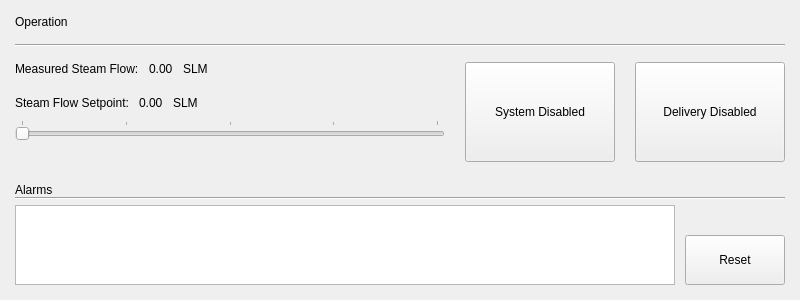
Above: ui/resources/RunPage_test3.ui from tamdak-dan/rch-steamer before the change. Below: the same form after it.
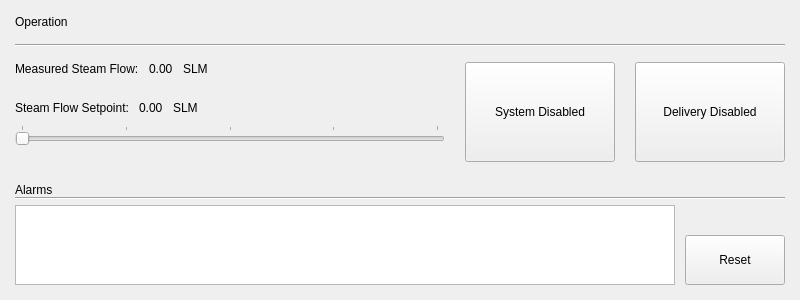
That is the form after the change.

Patch:
```diff
--- a/ui/resources/RunPage_test3.ui
+++ b/ui/resources/RunPage_test3.ui
@@ -82,7 +82,7 @@
          <item>
           <layout class="QHBoxLayout" name="horizontalLayout_2">
            <property name="bottomMargin">
-            <number>10</number>
+            <number>0</number>
            </property>
            <item>
             <widget class="QLabel" name="B1_MeasuredFlow">
@@ -124,7 +124,10 @@
          </item>
          <item>
           <layout class="QHBoxLayout" name="horizontalLayout">
-           <item>
+           <property name="topMargin">
+            <number>15</number>
+           </property>
+           <item alignment="Qt::AlignmentFlag::AlignBottom">
             <widget class="QLabel" name="B1_FlowStpt">
              <property name="sizePolicy">
               <sizepolicy hsizetype="Maximum" vsizetype="Minimum">
@@ -140,7 +143,7 @@
              </property>
             </widget>
            </item>
-           <item>
+           <item alignment="Qt::AlignmentFlag::AlignBottom">
             <widget class="QLabel" name="PLC_nSteamFlowStpt">
              <property name="sizePolicy">
               <sizepolicy hsizetype="Maximum" vsizetype="Preferred">
@@ -153,7 +156,7 @@
              </property>
             </widget>
            </item>
-           <item>
+           <item alignment="Qt::AlignmentFlag::AlignBottom">
             <widget class="QLabel" name="B1_UnitSLM_2">
              <property name="text">
               <string>SLM</string>
```
Left out of the diff: 6 changed lines with no effect on the pictures.
